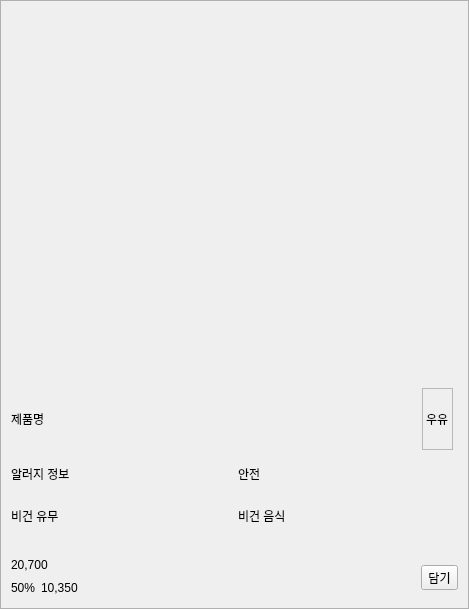
The window that shopee_ros2/src/shopee_app/shopee_app/ui/promoded_class.ui (addinedu-roscamp-7th/roscamp-repo-1) describes before a commit, drawn with Qt 5.
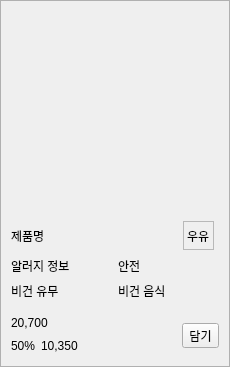
The same window after the commit. Icons and pictures are not drawn.

Commit message: [ShopeeApp] 검색결과 레이아웃 깨짐 현상 수정

```diff
--- a/shopee_ros2/src/shopee_app/shopee_app/ui/promoded_class.ui
+++ b/shopee_ros2/src/shopee_app/shopee_app/ui/promoded_class.ui
@@ -6,10 +6,28 @@
    <rect>
     <x>0</x>
     <y>0</y>
-    <width>469</width>
-    <height>609</height>
+    <width>230</width>
+    <height>367</height>
    </rect>
   </property>
+  <property name="sizePolicy">
+   <sizepolicy hsizetype="Fixed" vsizetype="Fixed">
+    <horstretch>0</horstretch>
+    <verstretch>0</verstretch>
+   </sizepolicy>
+  </property>
+  <property name="minimumSize">
+   <size>
+    <width>230</width>
+    <height>315</height>
+   </size>
+  </property>
+  <property name="maximumSize">
+   <size>
+    <width>230</width>
+    <height>367</height>
+   </size>
+  </property>
   <property name="windowTitle">
    <string>Form</string>
   </property>
```
The commit also changes 2 other files.
